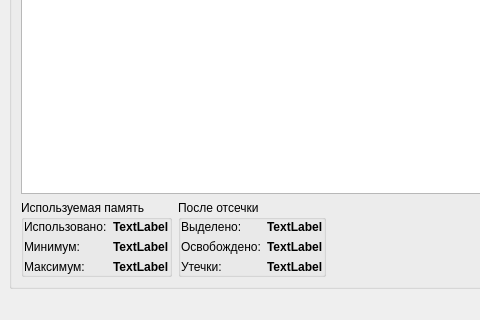
This is MainWindow.ui in makeyavelly/MemoryExpense as Qt 5 draws it before an edit; both pictures show x 0 to 480 and y 280 to 600 of the 800 by 600 pixel window. The edited form follows.
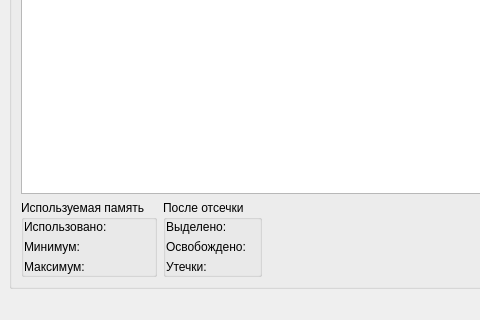
This is the edited form. Icons and pictures are not drawn. Custom widgets are drawn as their Qt base class.

Commit message: Удаление отладочной информации

```diff
--- a/MainWindow.ui
+++ b/MainWindow.ui
@@ -94,7 +94,7 @@
                 </font>
                </property>
                <property name="text">
-                <string>TextLabel</string>
+                <string/>
                </property>
               </widget>
              </item>
@@ -114,7 +114,7 @@
                 </font>
                </property>
                <property name="text">
-                <string>TextLabel</string>
+                <string/>
                </property>
               </widget>
              </item>
@@ -134,7 +134,7 @@
                 </font>
                </property>
                <property name="text">
-                <string>TextLabel</string>
+                <string/>
                </property>
               </widget>
              </item>
@@ -178,7 +178,7 @@
                 </font>
                </property>
                <property name="text">
-                <string>TextLabel</string>
+                <string/>
                </property>
               </widget>
              </item>
@@ -198,7 +198,7 @@
                 </font>
                </property>
                <property name="text">
-                <string>TextLabel</string>
+                <string/>
                </property>
               </widget>
              </item>
@@ -218,7 +218,7 @@
                 </font>
                </property>
                <property name="text">
-                <string>TextLabel</string>
+                <string/>
                </property>
               </widget>
              </item>
```
